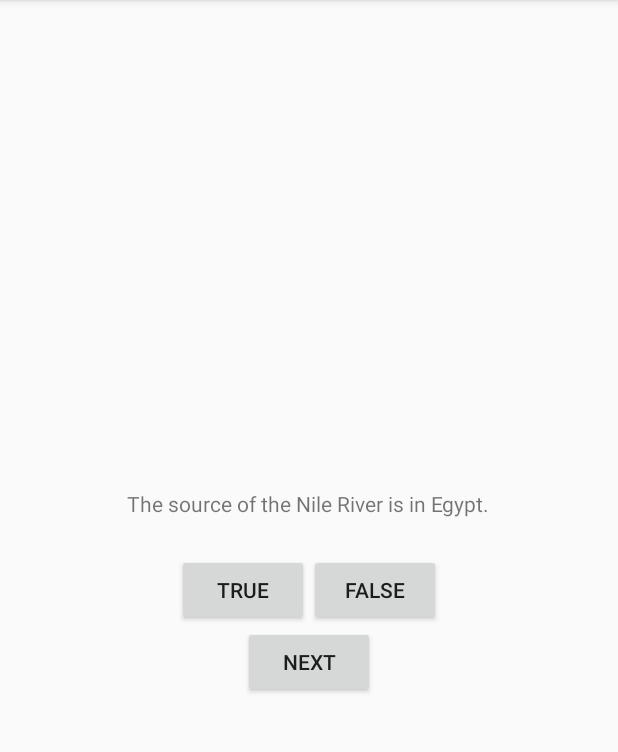
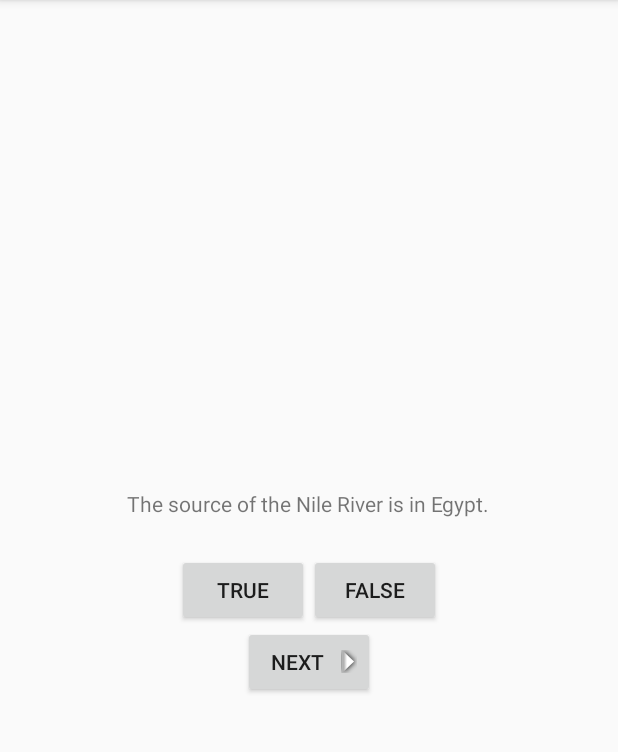
Before and after one commit to ngavilanes/Geoquiz, an Android app: the screen it shows after launch (QuizActivity), after a tap on "FALSE", on a phone screen of 412 x 824 dp, the part 84-836 px from its top. Run offline under Robolectric (Android 15) with nearby library versions, the phone set to English and light mode, and no system bars.

Commit message:
updated with next button

```diff
--- a/app/src/main/java/com/example/ngavi/geoquiz/QuizActivity.java
+++ b/app/src/main/java/com/example/ngavi/geoquiz/QuizActivity.java
@@ -25,8 +25,29 @@ public class QuizActivity extends AppCompatActivity {
     private int mCurrentIndex = 0;
 
 
+    private void UpdateQuestion(){ //method to update questions
+       int question = mQuestionBank[mCurrentIndex].getQuestion();
+        mQuestionTextView.setText(question);
+    }
+
+    private void CheckAnswer(boolean UserPressedTrue){ //private method to check the truth value of each question
+        boolean AnswerIsTrue = mQuestionBank[mCurrentIndex].isTrueQuestion();
+        int messageResId =0;
+
+        if(UserPressedTrue==AnswerIsTrue){ //question is true and user pressed it correctly
+            messageResId = R.string.correct_toast;
+        }
+        else{
+            messageResId = R.string.incorrect_toast;
+        }
 
 
+        //on click a message should appear --> a toast
+        //use toast class method to create toast- makeText
+        Toast.makeText(this, messageResId, Toast.LENGTH_SHORT).show();
+
+
+    }
 
 
     //in order to wire up button widgets - get references to inflated view objects
@@ -40,30 +61,22 @@ public class QuizActivity extends AppCompatActivity {
         //resources: things that are not code : image files, audio files, XML files
         //setContentView method inflates a layout and puts it on screen
         //R.layout.activity quiz comes from layout inner class of R.java
-            //not every widget in the layout has an ID- must be generated in XML file
+            //not every widget in the layout has an ID- it must be generated in XML file
             //android:id="blah"
         //strings would be referred to as setTitle(R.string.(name))
 
         //now to references the buttons and set them to the private variables above
             //findViewById is a method that retrieves a view ID from R.java
 
-        //getting the TextView of the current question
-        mQuestionTextView = findViewById(R.id.question_text_view);
-         int question = mQuestionBank[mCurrentIndex].getQuestion();
-        mQuestionTextView.setText(question);
 
-        mTrueButton =  findViewById(R.id.true_button); //must cast to Button object
+
+        mTrueButton =  findViewById(R.id.true_button);
         //these buttons are waiting for an event (user pressing a button)
         //we need listeners to obtain that information
         mTrueButton.setOnClickListener(new View.OnClickListener(){ //takes listener as argument
             @Override
             public void onClick(View v){
-                //anonymous inner class- puts entire implementation of listener methods in one place
-                //must implement sole method OnClick(View v)
-                //on click a message should appear --> a toast
-                //use toast class method to create toast- makeText
-
-                Toast.makeText(QuizActivity.this, R.string.incorrect_toast,Toast.LENGTH_SHORT).show();
+                CheckAnswer(true);
                 //ctrl +shift +space to finish autocomplete
             }
                                        });
@@ -72,19 +85,24 @@ public class QuizActivity extends AppCompatActivity {
         mFalseButton.setOnClickListener(new View.OnClickListener(){
             @Override
             public void onClick(View v){
-                Toast.makeText(QuizActivity.this, R.string.correct_toast, Toast.LENGTH_SHORT).show();
+                CheckAnswer(false);
             }
         });
+
+        //getting the TextView of the current question
+        mQuestionTextView = findViewById(R.id.question_text_view);
 
         mNextButton = findViewById(R.id.next_button);
         mNextButton.setOnClickListener(new View.OnClickListener() {
             @Override
             public void onClick(View v) {
                 mCurrentIndex =(mCurrentIndex+1) % mQuestionBank.length;
-               int question = mQuestionBank[mCurrentIndex].getQuestion();
-                mQuestionTextView.setText(question);
+                UpdateQuestion();
             }
         });
+
+        UpdateQuestion();
+
 
 
     }
--- a/app/src/main/res/layout/activity_quiz.xml
+++ b/app/src/main/res/layout/activity_quiz.xml
@@ -30,5 +30,9 @@
         android:id="@+id/next_button"
         android:layout_width="wrap_content"
         android:layout_height="wrap_content"
-        android:text="@string/next_button"/>
+        android:text="@string/next_button"
+        android:drawableRight="@mipmap/arrow_right"
+        android:drawablePadding="4dp"
+        android:drawableEnd="@mipmap/arrow_right" />
+
 </LinearLayout>
```
Also changed, not shown: app/src/main/res/mipmap-hdpi/arrow_left.png (added), app/src/main/res/mipmap-hdpi/arrow_right.png (added), app/src/main/res/mipmap-mdpi/arrow_left.png (added), app/src/main/res/mipmap-mdpi/arrow_right.png (added), app/src/main/res/mipmap-xhdpi/arrow_left.png (added), app/src/main/res/mipmap-xhdpi/arrow_right.png (added).
